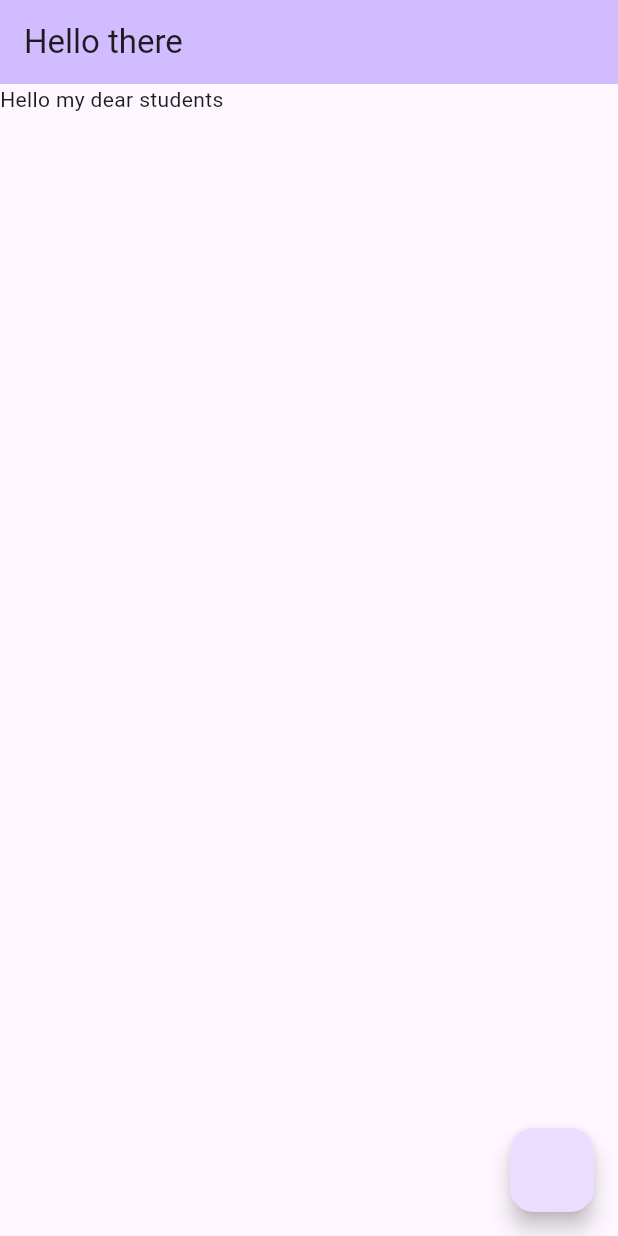
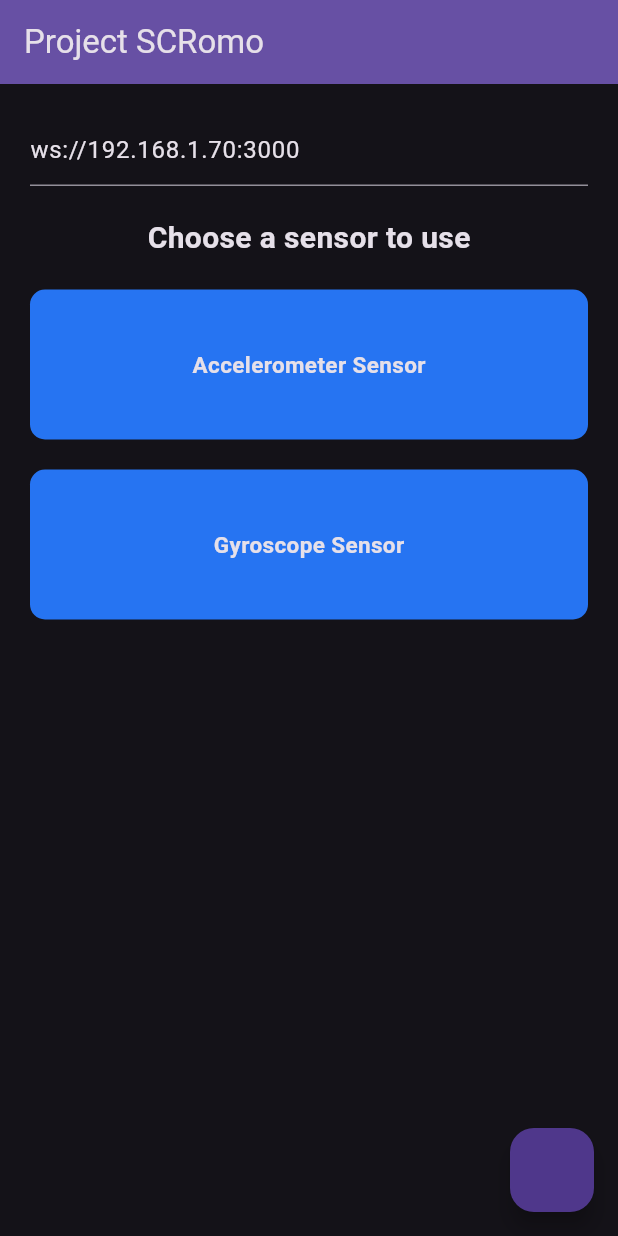
Before and after one commit to crebro/Scromo_flutter, a Flutter app: the screen it shows after launch, on a phone screen of 412 x 824 dp. Run offline on Flutter 3.47's test engine with Material 3 defaults, Android fonts, the light colour scheme and no system bars; our stand-ins replace flutter_compass, permission_handler, sensors_plus.

Commit message:
chore: make sensor pages presentable

```diff
--- a/lib/main.dart
+++ b/lib/main.dart
@@ -1,22 +1,20 @@
-import 'dart:convert';
-import 'dart:math';
-
 import 'package:flutter/material.dart';
 import 'package:flutter/services.dart';
 import 'package:mobilecontrol/sensors.dart';
+import 'package:mobilecontrol/sensors/accelerometer_sensor.dart';
+import 'package:mobilecontrol/sensors/gyroscope_sensor.dart';
 import 'package:permission_handler/permission_handler.dart';
-import 'package:sensors_plus/sensors_plus.dart';
 import 'package:web_socket_channel/io.dart';
-import 'package:web_socket_channel/web_socket_channel.dart';
 
 void main() {
   WidgetsFlutterBinding.ensureInitialized();
   SystemChrome.setPreferredOrientations([DeviceOrientation.portraitUp]);
-  runApp(MaterialApp(title: "Mobile Control", home: Beginning()
-      // home: MyHomePage(
-      //   title: "Flutter Mobile Control",
-      // ),
-      ));
+  runApp(MaterialApp(
+    title: "Mobile Control",
+    home: const Beginning(),
+    theme: ThemeData.dark(),
+    debugShowCheckedModeBanner: false,
+  ));
 }
 
 class Beginning extends StatefulWidget {
@@ -28,6 +26,8 @@ class Beginning extends StatefulWidget {
 
 class _BeginningState extends State<Beginning> {
   bool _compassHasPermissions = false;
+  final TextEditingController _pointingUrl =
+      TextEditingController(text: "ws://192.168.1.70:3000");
 
   void _fetchPermissionStatus() {
     Permission.locationWhenInUse.status.then((status) {
@@ -55,9 +55,85 @@ class _BeginningState extends State<Beginning> {
         backgroundColor: Theme.of(context).colorScheme.inversePrimary,
         // Here we take the value from the MyHomePage object that was created by
         // the App.build method, and use it to set our appbar title.
-        title: Text("Hello there"),
+        title: const Text("Project SCRomo"),
       ),
-      body: Text("Hello my dear students"),
+      body: SingleChildScrollView(
+        scrollDirection: Axis.vertical,
+        child: Padding(
+          padding: const EdgeInsets.all(20),
+          child: Column(
+            children: [
+              TextField(
+                controller: _pointingUrl,
+              ),
+              Container(
+                margin: const EdgeInsets.symmetric(vertical: 20),
+                child: const Text(
+                  "Choose a sensor to use",
+                  style: TextStyle(fontSize: 20, fontWeight: FontWeight.bold),
+                ),
+              ),
+              InkWell(
+                onTap: () {
+                  if (!_compassHasPermissions) {
+                    openAppSettings().then((opened) {
+                      //
+                    });
+                  }
+                  Navigator.push(
+                      context,
+                      MaterialPageRoute(
+                          builder: (context) => AccelerometerSensorPage(
+                              title: "Accelerometer Sensor",
+                              socketchannel: IOWebSocketChannel.connect(
+                                  _pointingUrl.text))));
+                },
+                child: Container(
+                  decoration: BoxDecoration(
+                      color: const Color.fromARGB(255, 38, 116, 242),
+                      borderRadius: BorderRadius.circular(10)),
+                  width: double.infinity,
+                  height: 100,
+                  child: const Center(
+                      child: Text(
+                    "Accelerometer Sensor",
+                    style: TextStyle(fontWeight: FontWeight.bold, fontSize: 15),
+                  )),
+                ),
+              ),
+              InkWell(
+                onTap: () {
+                  if (!_compassHasPermissions) {
+                    openAppSettings().then((opened) {
+                      //
+                    });
+                  }
+                  Navigator.push(
+                      context,
+                      MaterialPageRoute(
+                          builder: (context) => GyroscopeSensor(
+                              title: "Gyroscope Sensor Page",
+                              socketchannel: IOWebSocketChannel.connect(
+                                  _pointingUrl.text))));
+                },
+                child: Container(
+                  margin: const EdgeInsets.only(top: 20),
+                  decoration: BoxDecoration(
+                      color: const Color.fromARGB(255, 38, 116, 242),
+                      borderRadius: BorderRadius.circular(10)),
+                  width: double.infinity,
+                  height: 100,
+                  child: const Center(
+                      child: Text(
+                    "Gyroscope Sensor",
+                    style: TextStyle(fontWeight: FontWeight.bold, fontSize: 15),
+                  )),
+                ),
+              )
+            ],
+          ),
+        ),
+      ),
       floatingActionButton: FloatingActionButton(onPressed: () {
         if (!_compassHasPermissions) {
           openAppSettings().then((opened) {
@@ -70,7 +146,7 @@ class _BeginningState extends State<Beginning> {
                 builder: (context) => MyHomePage(
                     title: "Flutter Mobile Control",
                     socketchannel:
-                        IOWebSocketChannel.connect("ws://192.168.1.68:3000"))));
+                        IOWebSocketChannel.connect("ws://192.168.1.70:3000"))));
       }),
     );
   }
```
Also changed, not shown: lib/sensors.dart (+2 -50 lines), lib/sensors/accelerometer_sensor.dart (added, +136 -0 lines), lib/sensors/gyroscope_sensor.dart (added, +132 -0 lines).
